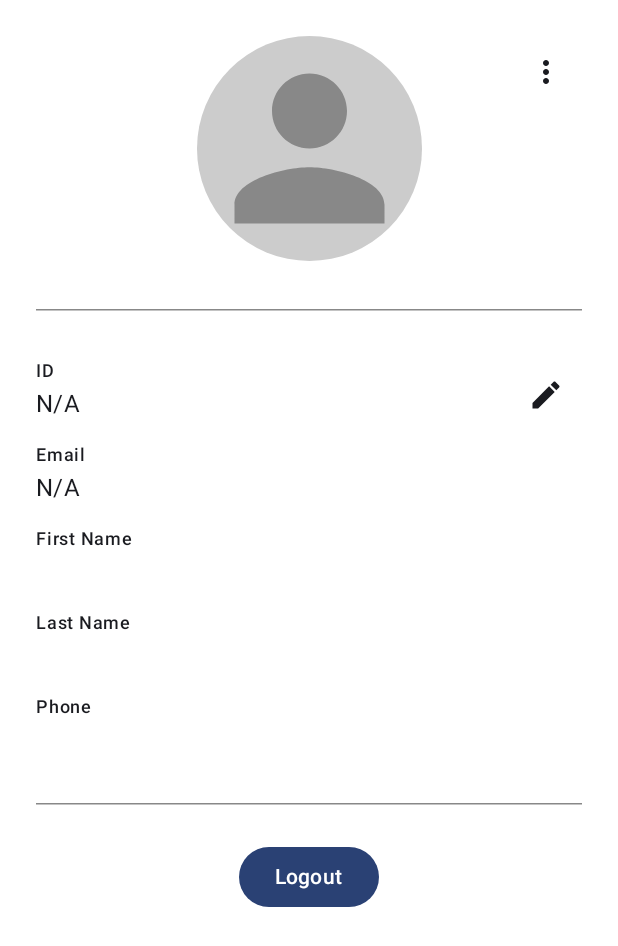
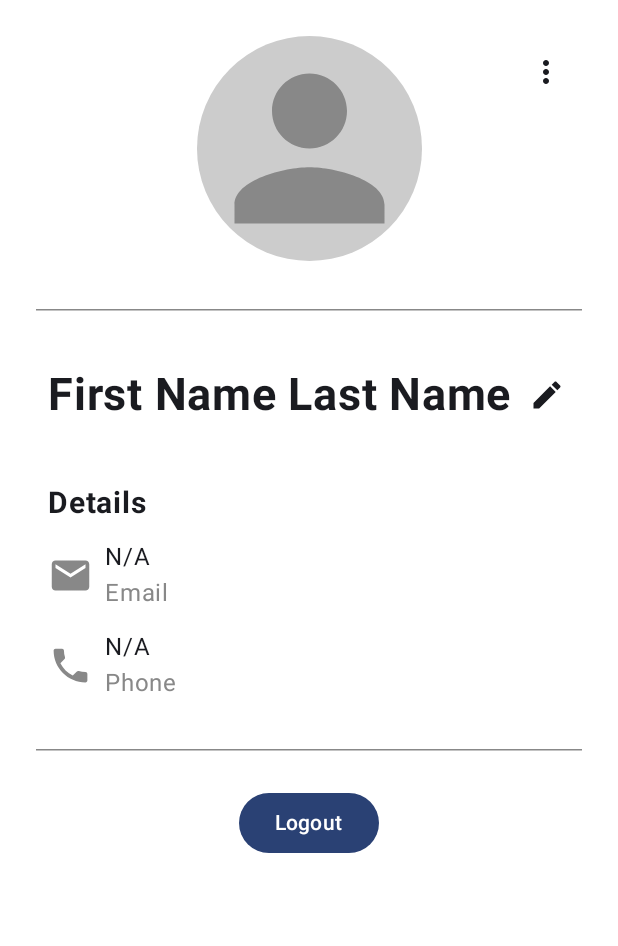
Before and after one commit to KamilDzierzawski/green-grocer, an Android app built with Jetpack Compose: the composable ProfileScreen shown on its own in the app's theme, on a phone screen of 412 x 824 dp. Shown: the top 946 px of the screen. Run offline under Robolectric (Android 15) with nearby library versions, the phone set to English and light mode, and no system bars; our stand-ins replace Firebase (no records; nobody signed in at launch, a user with empty details on screens opened directly), livedata-compose.

Commit message:
profile screen improvement

```diff
--- a/app/src/main/java/edu/kdmk/greengrocer/ui/view/screen/ProfileScreen.kt
+++ b/app/src/main/java/edu/kdmk/greengrocer/ui/view/screen/ProfileScreen.kt
@@ -16,12 +16,15 @@ import androidx.compose.foundation.layout.fillMaxWidth
 import androidx.compose.foundation.layout.height
 import androidx.compose.foundation.layout.padding
 import androidx.compose.foundation.layout.size
+import androidx.compose.foundation.layout.width
 import androidx.compose.foundation.shape.CircleShape
 import androidx.compose.foundation.text.KeyboardOptions
 import androidx.compose.material.icons.Icons
 import androidx.compose.material.icons.filled.Edit
+import androidx.compose.material.icons.filled.Email
 import androidx.compose.material.icons.filled.MoreVert
 import androidx.compose.material.icons.filled.Person
+import androidx.compose.material.icons.filled.Phone
 import androidx.compose.material3.AlertDialog
 import androidx.compose.material3.Button
 import androidx.compose.material3.CircularProgressIndicator
@@ -45,6 +48,7 @@ import androidx.compose.ui.Modifier
 import androidx.compose.ui.draw.clip
 import androidx.compose.ui.graphics.Color
 import androidx.compose.ui.platform.LocalContext
+import androidx.compose.ui.text.font.FontWeight
 import androidx.compose.ui.text.input.KeyboardType
 import androidx.compose.ui.unit.dp
 import androidx.compose.ui.unit.sp
@@ -186,21 +190,25 @@ fun ProfileScreen(onLogout: () -> Unit) {
                 .fillMaxWidth()
                 .padding(8.dp)
         ) {
-            // Section 2: User data
+            // Kolumna do przechowywania informacji o użytkowniku
             Column(
                 modifier = Modifier.fillMaxWidth(),
-                verticalArrangement = Arrangement.spacedBy(16.dp)
+                verticalArrangement = Arrangement.spacedBy(8.dp) // Odstępy między elementami
             ) {
-                UserDataField(label = "ID", value = userData?.id ?: "N/A")
-                UserDataField(label = "Email", value = userData?.email ?: "N/A")
-                UserDataField(label = "First Name", value = fname)
-                UserDataField(label = "Last Name", value = lname)
-                UserDataField(label = "Phone", value = phone)
-            }
-
+                // Imię i nazwisko w jednej linii
+                Row(
+                    modifier = Modifier.fillMaxWidth(),
+                    horizontalArrangement = Arrangement.SpaceBetween,
+                    verticalAlignment = Alignment.CenterVertically
+                ) {
+                    Text(
+                        text = "${userData?.fname ?: "First Name"} ${userData?.lname ?: "Last Name"}",
+                        fontSize = 30.sp,
+                        fontWeight = FontWeight.Bold,
+                        modifier = Modifier.padding(start = 8.dp)
+                    )
                     IconButton(
-                onClick = { isEditDialogOpen = true },
-                modifier = Modifier.align(Alignment.TopEnd)
+                        onClick = { isEditDialogOpen = true }
                     ) {
                         Icon(
                             imageVector = Icons.Default.Edit,
@@ -234,6 +242,71 @@ fun ProfileScreen(onLogout: () -> Unit) {
                             onLnameChange = { lname = it },
                             onPhoneChange = { phone = it }
                         )
+                    }
+
+                }
+
+                // Szczegóły użytkownika (telefon i email)
+                Column(
+                    modifier = Modifier.fillMaxWidth(),
+                    verticalArrangement = Arrangement.spacedBy(12.dp) // Odstępy między elementami
+                ) {
+                    Spacer(modifier = Modifier.height(16.dp))
+
+                    Text(
+                        modifier = Modifier.padding(start = 8.dp),
+                        text = "Details",
+                        fontSize = 20.sp,
+                        fontWeight = FontWeight.Bold
+                    )
+
+                    Row(
+                        verticalAlignment = Alignment.CenterVertically,
+                        modifier = Modifier.padding(start = 8.dp)
+                    ) {
+                        Icon(
+                            imageVector = Icons.Default.Email, // Ikona email
+                            contentDescription = "Email icon",
+                            tint = Color.Gray,
+                            modifier = Modifier.size(30.dp)
+                        )
+                        Spacer(modifier = Modifier.width(8.dp))
+                        Column {
+                            Text(
+                                text = userData?.email ?: "N/A",
+                            )
+                            Text(
+                                text = "Email",
+                                color = Color.Gray
+                            )
+                        }
+                    }
+
+                    // Telefon
+                    Row(
+                        verticalAlignment = Alignment.CenterVertically,
+                        modifier = Modifier.padding(start = 8.dp)
+                    ) {
+                        Icon(
+                            imageVector = Icons.Default.Phone, // Ikona telefonu
+                            contentDescription = "Phone icon",
+                            tint = Color.Gray,
+                            modifier = Modifier.size(30.dp)
+                        )
+                        Spacer(modifier = Modifier.width(8.dp))
+                        Column {
+                            Text(
+                                text = userData?.phone ?: "N/A",
+                                //style = MaterialTheme.typography.body1
+                            )
+                            Text(
+                                text = "Phone",
+                                //fontSize = 20.sp,
+                                color = Color.Gray
+                            )
+                        }
+                    }
+                }
             }
         }
 
```
Lines whose indentation alone changed are shown as unchanged.
